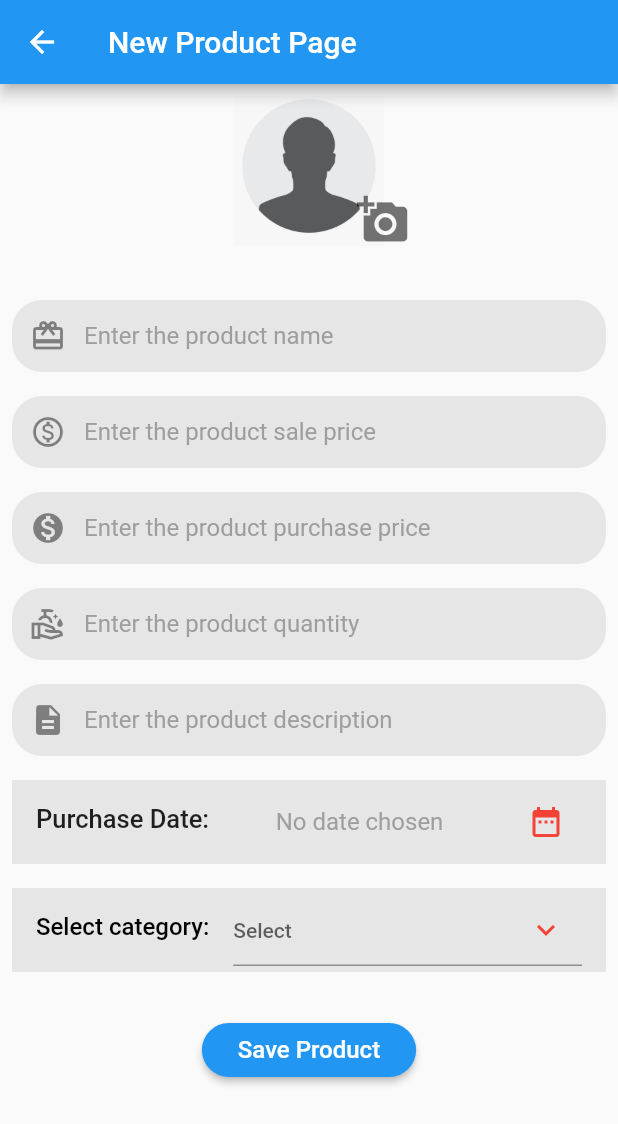
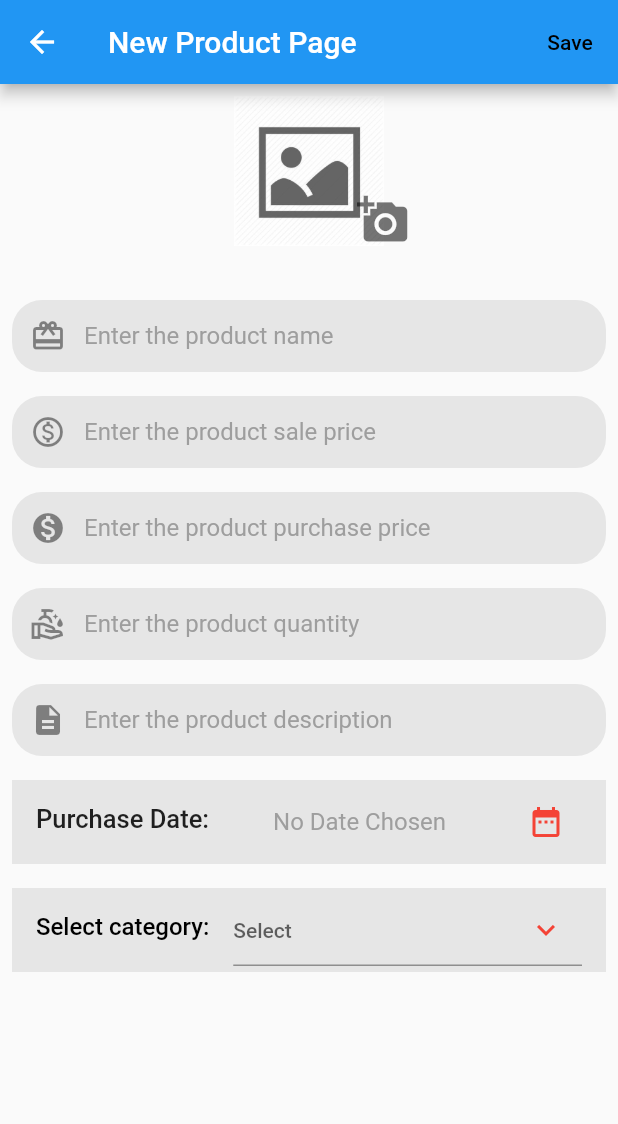
Before and after one commit to SheikhAman/ecommerce_admin_app, a Flutter app: the NewProductPage screen opened by its route, on a phone screen of 412 x 824 dp. Shown: the top 1124 px of the screen. Run offline on Flutter 3.47's test engine with Material 2 defaults, Android fonts, the phone set to English and light mode, and no system bars; our stand-ins replace cloud_firestore, firebase_auth, firebase_core, firebase_storage, image_picker; accounts and stored records are empty.

Commit message:
product details screen

```diff
--- a/lib/db/db_helper.dart
+++ b/lib/db/db_helper.dart
@@ -54,11 +54,11 @@ class DBHelper {
     productModel.id = proDoc.id; // model er field e docment id set koralam
     purchaseModel.id = purDoc.id; // model er field e docment id set koralam
     purchaseModel.productID =
-        purDoc.id; // model er field e docment id set koralam
+        proDoc.id; // model er field e docment id set koralam
 
 // wb.set mane se future e data save korbe databaase e
     wd.set(
-        proDoc, purchaseModel.toMap()); // document e map akare data save korlam
+        proDoc, productModel.toMap()); // document e map akare data save korlam
     wd.set(purDoc, purchaseModel.toMap());
     wd.update(catDoc, {
       'productCount': count
@@ -74,4 +74,26 @@ class DBHelper {
 // collection product  er  notun collection get korar query
   static Stream<QuerySnapshot<Map<String, dynamic>>> getAllProducts() =>
       _db.collection(collectionProduct).snapshots();
+
+// getting productInfo from id using  this query
+  static Stream<DocumentSnapshot<Map<String, dynamic>>> getProductById(
+          String id) =>
+      _db.collection(collectionProduct).doc(id).snapshots();
+
+// product er id diye purchase er collection get kora
+  static Stream<QuerySnapshot<Map<String, dynamic>>> getPurchaseByProductId(
+          String pid) =>
+      // sob productId er shate match korle purchaseId snapshot pathabe
+      // onkegulo where method ak shate use korte pari
+      // purchase er collection pabo akta specific product er
+      // product er id jodi collectionPurchase er id er equal hoi tahole sob gulo docId pabo
+      _db
+          .collection(collectionPurchase)
+          .where(productId, isEqualTo: pid)
+          .snapshots();
+
+  // common update method for product Details page
+  static Future<void> updateProduct(String id, Map<String, dynamic> map) {
+    return _db.collection(collectionProduct).doc(id).update(map);
+  }
 }
--- a/lib/main.dart
+++ b/lib/main.dart
@@ -9,6 +9,7 @@ import 'package:provider/provider.dart';
 import 'pages/category_page.dart';
 import 'pages/new_product_page.dart';
 import 'pages/order_page.dart';
+import 'pages/product_details_page.dart';
 import 'pages/product_page.dart';
 import 'pages/report_page.dart';
 import 'pages/settings_page.dart';
@@ -38,6 +39,7 @@ class MyApp extends StatelessWidget {
         DashboardPage.routeName: (context) => DashboardPage(),
         CategoryPage.routeName: (context) => CategoryPage(),
         NewProductPage.routeName: (context) => NewProductPage(),
+        ProductDetailsPage.routeName: (context) => ProductDetailsPage(),
         OrderPage.routeName: (context) => OrderPage(),
         ProductPage.routeName: (context) => ProductPage(),
         ReportPage.routeName: (context) => ReportPage(),
--- a/lib/pages/dashboard_page.dart
+++ b/lib/pages/dashboard_page.dart
@@ -21,6 +21,7 @@ class DashboardPage extends StatelessWidget {
   @override
   Widget build(BuildContext context) {
     Provider.of<ProductProvider>(context, listen: false).getAllCategories();
+   Provider.of<ProductProvider>(context, listen: false).getAllProducts();
 
     return Scaffold(
       appBar: AppBar(
--- a/lib/pages/new_product_page.dart
+++ b/lib/pages/new_product_page.dart
@@ -5,6 +5,7 @@ import 'package:ecom_day_42/models/date_model.dart';
 import 'package:ecom_day_42/models/product_model.dart';
 import 'package:ecom_day_42/models/purchase_model.dart';
 import 'package:ecom_day_42/providers/product_provider.dart';
+import 'package:ecom_day_42/utils/helper_functions.dart';
 import 'package:flutter/material.dart';
 import 'package:image_picker/image_picker.dart';
 import 'package:intl/intl.dart';
@@ -30,7 +31,9 @@ class _NewProductPageState extends State<NewProductPage> {
 
   String? _imageUrl;
 
-  String? purchaseDate;
+  DateTime? _productPurchaseDate;
+
+  bool _isUploading = false;
 
   String? _category;
 
@@ -51,6 +54,18 @@ class _NewProductPageState extends State<NewProductPage> {
     return Scaffold(
       appBar: AppBar(
         title: Text('New Product Page'),
+        actions: [
+          _isUploading
+              ? CircularProgressIndicator(
+                  color: Colors.white,
+                )
+              : TextButton(
+                  onPressed: saveProduct,
+                  child: Text(
+                    'Save',
+                    style: TextStyle(color: Colors.black),
+                  ))
+        ],
       ),
       body: Form(
         key: formKey,
@@ -64,14 +79,14 @@ class _NewProductPageState extends State<NewProductPage> {
                     Center(
                       child: _imageUrl == null
                           ? Image.asset(
-                              'images/profile.png',
+                              'images/placeholder.jpg',
                               height: 100,
                               width: 100,
                               alignment: Alignment.center,
                               fit: BoxFit.cover,
                             )
-                          : Image.file(
-                              File(_imageUrl!),
+                          : Image.network(
+                              _imageUrl!,
                               height: 100,
                               width: 100,
                               alignment: Alignment.center,
@@ -305,15 +320,18 @@ class _NewProductPageState extends State<NewProductPage> {
                   ),
                   title: Center(
                     child: Text(
-                      purchaseDate ?? 'No date chosen',
+                      _productPurchaseDate != null
+                          ? getFormattedDateTime(_productPurchaseDate!,
+                              pattern: 'dd/MM/yyyy')
+                          : 'No Date Chosen',
                       style: TextStyle(
-                          color: purchaseDate == null
+                          color: _productPurchaseDate == null
                               ? Colors.grey
                               : Theme.of(context).primaryColor),
                     ),
                   ),
                   trailing: IconButton(
-                      onPressed: showPurchaseDatePicker,
+                      onPressed: show_productPurchaseDatePicker,
                       icon: Icon(
                         Icons.date_range,
                         color: Colors.red,
@@ -377,22 +395,22 @@ class _NewProductPageState extends State<NewProductPage> {
                   ),
                 ),
               ),
-              SizedBox(
-                height: 20,
-              ),
-              ElevatedButton(
-                onPressed: saveProduct,
-                style: ElevatedButton.styleFrom(
-                    shape: RoundedRectangleBorder(
-                        borderRadius: BorderRadius.circular(20))),
-                child: Padding(
-                  padding: const EdgeInsets.all(8.0),
-                  child: Text(
-                    'Save Product',
-                    style: TextStyle(fontSize: 16),
-                  ),
-                ),
-              ),
+              // SizedBox(
+              //   height: 20,
+              // ),
+              // ElevatedButton(
+              //   onPressed: saveProduct,
+              //   style: ElevatedButton.styleFrom(
+              //       shape: RoundedRectangleBorder(
+              //           borderRadius: BorderRadius.circular(20))),
+              //   child: Padding(
+              //     padding: const EdgeInsets.all(8.0),
+              //     child: Text(
+              //       'Save Product',
+              //       style: TextStyle(fontSize: 16),
+              //     ),
+              //   ),
+              // ),
             ],
           ),
         ),
@@ -403,33 +421,51 @@ class _NewProductPageState extends State<NewProductPage> {
   void getImage() async {
     final selectedImage = await ImagePicker().pickImage(source: source);
     if (selectedImage != null) {
+      setState(() {
+        // image upload howar  age CircularProgressIndicator ghurbe
+        _isUploading = true;
+      });
       try {
         final url =
             await context.read<ProductProvider>().updateImage(selectedImage);
         setState(() {
           _imageUrl = url;
+          // image upload howar  age CircularProgressIndicator off hoye jabe
+          _isUploading = false;
         });
       } catch (e) {}
     }
   }
 
-  void showPurchaseDatePicker() async {
-    DateTime? selectDate = await showDatePicker(
+  void show_productPurchaseDatePicker() async {
+    DateTime? selectedDate = await showDatePicker(
       context: context,
       initialDate: DateTime.now(),
       firstDate: DateTime(2020),
       lastDate: DateTime.now(),
     );
-    print('selectDate' + selectDate.toString());
-    if (selectDate != null) {
+    print('selectDate' + selectedDate.toString());
+    if (selectedDate != null) {
       setState(() {
-        purchaseDate = DateFormat("dd/MM/yy").format(selectDate);
+        // selectedDate hoche DateTime er object
+        _productPurchaseDate = selectedDate;
       });
     }
   }
 
 // save korle 2ta class er object create hobe
   void saveProduct() {
+    // selectedDate jodi null hoi
+    if (_productPurchaseDate == null) {
+      showMsg(context, 'Please select a purchase date');
+      // return korle code theke  ber hoye jabe ar porer code gulo execute korbena
+      return;
+    }
+    if (_imageUrl == null) {
+      showMsg(context, 'Please select an image');
+      return;
+    }
+
     if (formKey.currentState!.validate()) {
       final productModel = ProductModel(
         name: productNameController.text,
@@ -442,10 +478,11 @@ class _NewProductPageState extends State<NewProductPage> {
 
       final purchaseModel = PurchaseModel(
           dateModel: DateModel(
-            timestamp: Timestamp.now(),
-            day: DateTime.now().day,
-            month: DateTime.now().month,
-            year: DateTime.now().year,
+            // admin jr date pick korse seta hoche _productPurchaseDate akta DateTime er object
+            timestamp: Timestamp.fromDate(_productPurchaseDate!),
+            day: _productPurchaseDate!.day,
+            month: _productPurchaseDate!.month,
+            year: _productPurchaseDate!.year,
           ),
           purchaseprice: num.parse(productPurchasePriceController.text),
           quantity: num.parse(productQuantityController.text));
@@ -454,7 +491,7 @@ class _NewProductPageState extends State<NewProductPage> {
       final catModel =
           context.read<ProductProvider>().getCategoryModelByCatName(_category!);
 
-// catModel hoche  akahte category er model
+// catModel hoche  akahne category er model
       context
           .read<ProductProvider>()
           .addNewProduct(productModel, purchaseModel, catModel)
@@ -463,7 +500,11 @@ class _NewProductPageState extends State<NewProductPage> {
 // tarpor sob gulo field reset kore dibo
         _resetField();
       }).catchError((error) {
+        // Future e error show korbe
         // batch operation successfull na hole error show korbe terminal e
+        showMsg(context, 'Could not save');
+        // throw error korle console/terminal e ekhte parbo error reason specifically
+        throw error;
       });
     }
   }
@@ -479,6 +520,7 @@ class _NewProductPageState extends State<NewProductPage> {
       _imageUrl = null;
       // category  hoche droupdownvalue category er
       _category = null;
+      _productPurchaseDate = null;
     });
   }
 }
--- /dev/null
+++ b/lib/utils/constants.dart
@@ -0,0 +1 @@
+const String currencySymbol = '৳';
--- /dev/null
+++ b/lib/utils/helper_functions.dart
@@ -0,0 +1,11 @@
+import 'package:flutter/cupertino.dart';
+import 'package:flutter/material.dart';
+import 'package:intl/intl.dart';
+
+// akta general method jeta jekono dateTime er object ar pattern pass korle akta String return korbe
+String getFormattedDateTime(DateTime dateTime,
+        {String pattern = 'dd/MM/yyyy'}) =>
+    DateFormat(pattern).format(dateTime);
+
+showMsg(BuildContext context, String msg) =>
+    ScaffoldMessenger.of(context).showSnackBar(SnackBar(content: Text(msg)));
```
Also changed, not shown: lib/pages/product_details_page.dart (added, +169 -0 lines), lib/pages/product_page.dart (+24 -0 lines), lib/providers/product_provider.dart (+25 -1 lines), images/placeholder.jpg (added).
